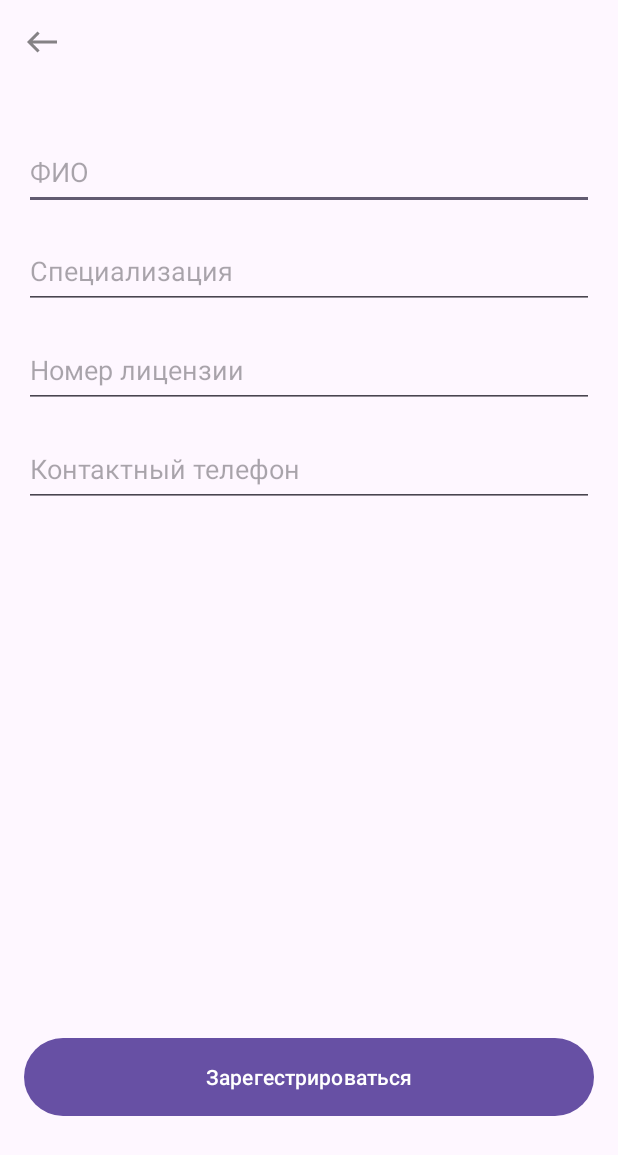
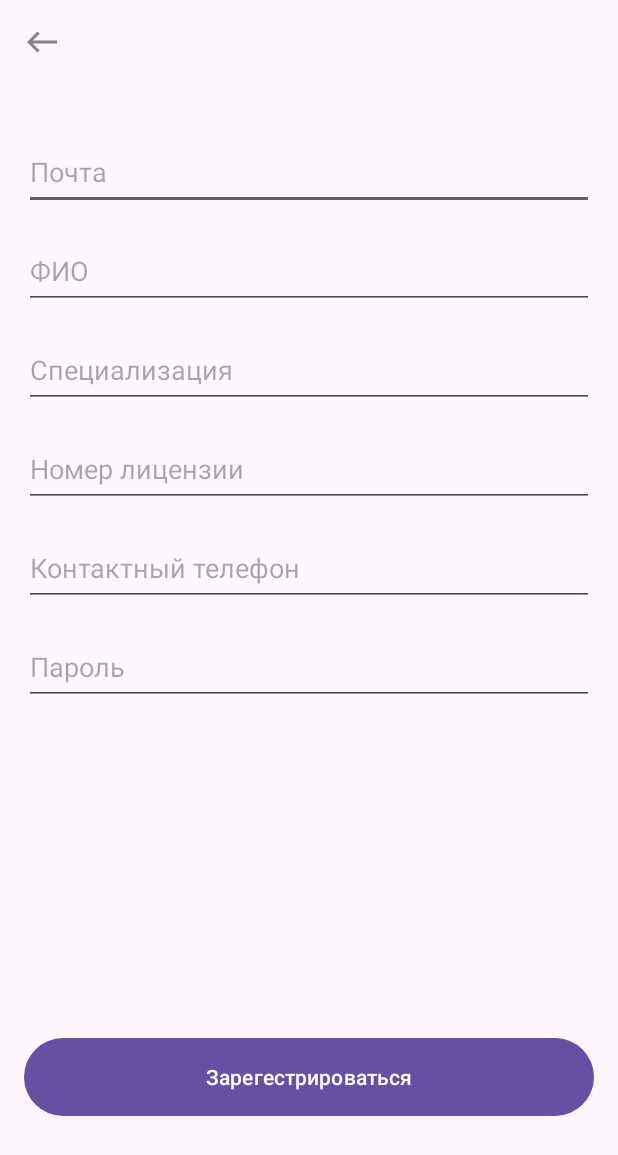
Before and after one commit to holy-flower/polyclynic_kot, an Android app: the DoctorRegistration screen opened directly, with no data from a screen before it, on a phone screen of 412 x 824 dp. Shown: the top 1155 px of the screen. Run offline under Robolectric (Android 15) with nearby library versions, the phone set to English and light mode, and no system bars.

```diff
--- a/app/src/main/AndroidManifest.xml
+++ b/app/src/main/AndroidManifest.xml
@@ -13,7 +13,10 @@
         android:roundIcon="@mipmap/ic_launcher_round"
         android:supportsRtl="true"
         android:theme="@style/Theme.Polyclynic_kot"
-        tools:targetApi="31">
+        tools:targetApi="31"
+
+        android:networkSecurityConfig="@xml/network_security_config">
+
         <activity
             android:name=".MainActivity"
             android:exported="true">
--- a/app/src/main/java/com/example/polyclynic_kot/server/ApiClient.kt
+++ b/app/src/main/java/com/example/polyclynic_kot/server/ApiClientBase.kt
@@ -3,7 +3,7 @@ package com.example.polyclynic_kot.server
 import retrofit2.Retrofit
 import retrofit2.converter.gson.GsonConverterFactory
 
-object ApiClient {
+object ApiClientBase {
     private const val BASE_URL = "http://10.0.2.2:8080/"
 
     private val retrofit = Retrofit.Builder()
--- a/app/src/main/java/com/example/polyclynic_kot/server/AuthApi.kt
+++ b/app/src/main/java/com/example/polyclynic_kot/server/AuthApi.kt
@@ -6,8 +6,8 @@ import retrofit2.http.POST
 
 interface AuthApi {
     @POST("login")
-    suspend fun login (@Body login: LoginRequest): Call<AuthResponse>
+    fun login (@Body login: LoginRequest): Call<AuthResponse>
 
     @POST("register")
-    suspend fun register(@Body request: RegisterRequest): Call<AuthResponse>
+    fun register(@Body request: RegisterRequest): Call<AuthResponse>
 }
--- a/app/src/main/res/layout/doctor_register.xml
+++ b/app/src/main/res/layout/doctor_register.xml
@@ -20,6 +20,18 @@
     </LinearLayout>
 
     <EditText
+        android:id="@+id/etEmailRegDoc"
+        android:layout_width="match_parent"
+        android:layout_height="50dp"
+        android:ems="10"
+        android:hint="@string/email"
+        android:inputType="text"
+        tools:layout_editor_absoluteX="79dp"
+        tools:layout_editor_absoluteY="47dp"
+        android:layout_marginBottom="16dp"
+        android:layout_marginTop="50dp" />
+
+    <EditText
         android:id="@+id/etNameDoc"
         android:layout_width="match_parent"
         android:layout_height="50dp"
@@ -28,8 +40,7 @@
         android:inputType="text"
         tools:layout_editor_absoluteX="79dp"
         tools:layout_editor_absoluteY="47dp"
-        android:layout_marginBottom="16dp"
-        android:layout_marginTop="50dp" />
+        android:layout_marginBottom="16dp" />
 
     <EditText
         android:id="@+id/etSpecializationDoc"
@@ -64,6 +75,17 @@
         tools:layout_editor_absoluteY="253dp"
         android:layout_marginBottom="16dp"/>
 
+    <EditText
+        android:id="@+id/etPasswordRegDoc"
+        android:layout_width="match_parent"
+        android:layout_height="50dp"
+        android:ems="10"
+        android:hint="@string/password"
+        android:inputType="text"
+        tools:layout_editor_absoluteX="79dp"
+        tools:layout_editor_absoluteY="47dp"
+        android:layout_marginBottom="16dp" />
+
     <LinearLayout
         android:layout_width="match_parent"
         android:layout_height="match_parent"
--- /dev/null
+++ b/app/src/main/res/xml/network_security_config.xml
@@ -0,0 +1,6 @@
+<?xml version="1.0" encoding="utf-8"?>
+<network-security-config>
+    <domain-config cleartextTrafficPermitted="true">
+        <domain includeSubdomains="true">10.0.2.2</domain>
+    </domain-config>
+</network-security-config>
```
Also changed, not shown: app/src/main/java/com/example/polyclynic_kot/MainActivity.kt (+34 -4 lines), app/src/main/java/com/example/polyclynic_kot/PatientRegistration.kt (+61 -2 lines), app/src/main/java/com/example/polyclynic_kot/server/AuthModels.kt (+7 -3 lines), app/src/main/res/layout/patient_register.xml (+22 -0 lines).
